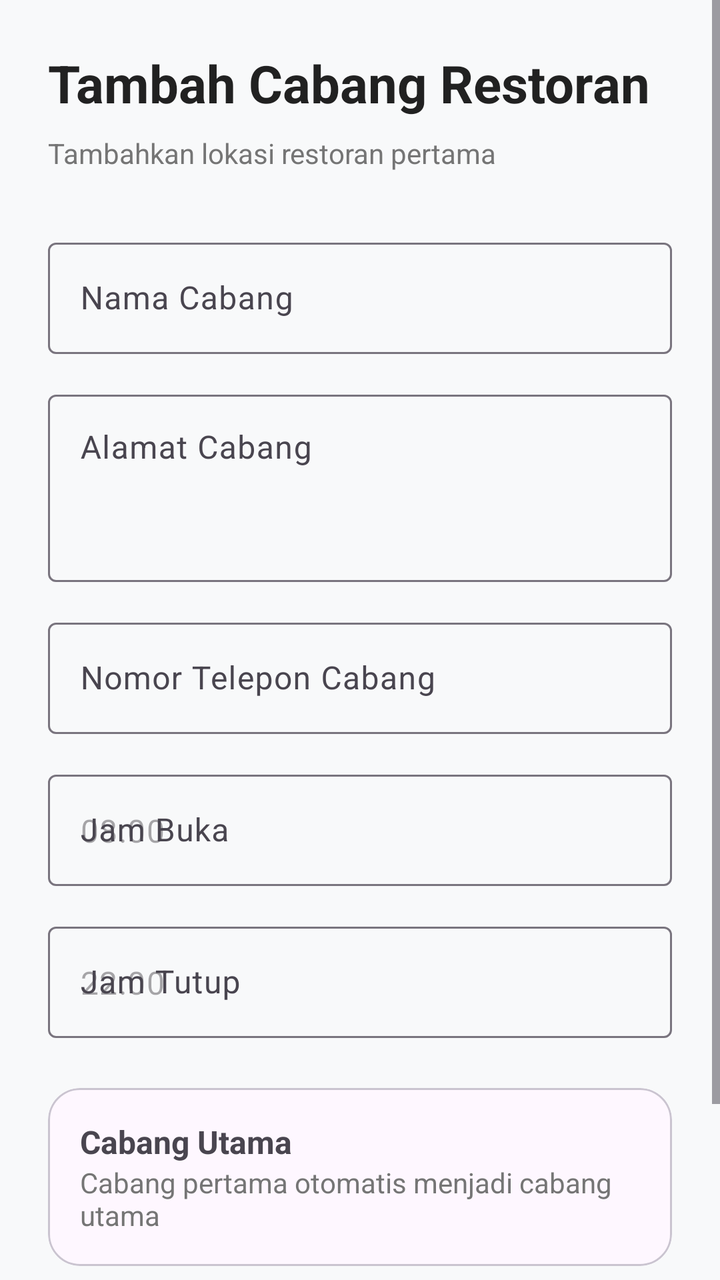
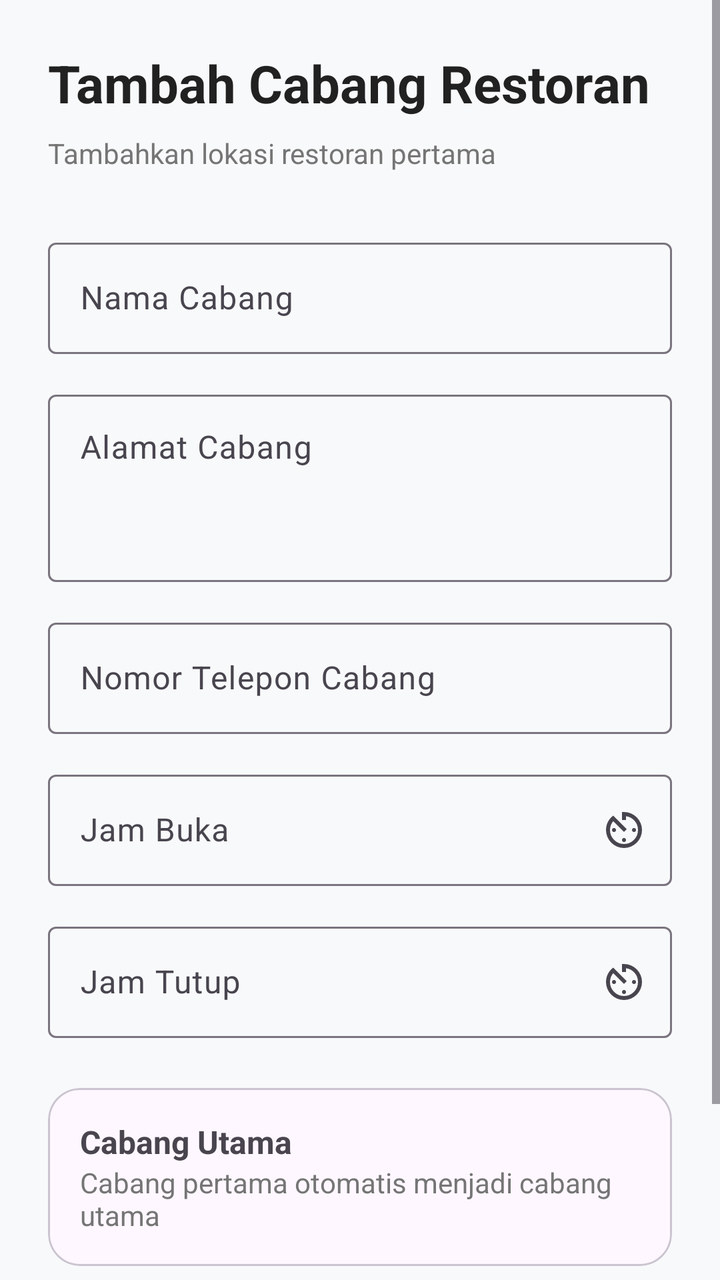

Screens rendered from an Android XML layout before and after an edit, with the pre-edit source and the edit as a unified diff.
<!-- AndroidManifest.xml: application theme Theme.KasirAPP -->
<!-- res/layout/activity_register_branch.xml -->
<?xml version="1.0" encoding="utf-8"?>
<ScrollView
    xmlns:android="http://schemas.android.com/apk/res/android"
    xmlns:app="http://schemas.android.com/apk/res-auto"
    android:layout_width="match_parent"
    android:layout_height="match_parent"
    android:background="@color/background">

    <LinearLayout
        android:layout_width="match_parent"
        android:layout_height="wrap_content"
        android:orientation="vertical"
        android:padding="24dp">

        <TextView
            android:layout_width="wrap_content"
            android:layout_height="wrap_content"
            android:text="Tambah Cabang Restoran"
            android:textSize="26sp"
            android:textStyle="bold"
            android:textColor="@color/black"/>

        <TextView
            android:layout_width="wrap_content"
            android:layout_height="wrap_content"
            android:text="Tambahkan lokasi restoran pertama"
            android:textColor="@color/gray"
            android:layout_marginTop="8dp"/>

        <com.google.android.material.textfield.TextInputLayout
            android:layout_width="match_parent"
            android:layout_height="wrap_content"
            android:layout_marginTop="30dp"
            android:hint="Nama Cabang">

            <com.google.android.material.textfield.TextInputEditText
                android:id="@+id/edtNamaCabang"
                android:layout_width="match_parent"
                android:layout_height="wrap_content"/>

        </com.google.android.material.textfield.TextInputLayout>

        <com.google.android.material.textfield.TextInputLayout
            android:layout_width="match_parent"
            android:layout_height="wrap_content"
            android:layout_marginTop="15dp"
            android:hint="Alamat Cabang">

            <com.google.android.material.textfield.TextInputEditText
                android:id="@+id/edtAlamatCabang"
                android:minLines="3"
                android:gravity="top"
                android:layout_width="match_parent"
                android:layout_height="wrap_content"/>


        </com.google.android.material.textfield.TextInputLayout>

        <com.google.android.material.textfield.TextInputLayout
            android:layout_width="match_parent"
            android:layout_height="wrap_content"
            android:layout_marginTop="15dp"
            android:hint="Nomor Telepon Cabang">

            <com.google.android.material.textfield.TextInputEditText
                android:id="@+id/edtTeleponCabang"
                android:inputType="phone"
                android:layout_width="match_parent"
                android:layout_height="wrap_content"/>
        </com.google.android.material.textfield.TextInputLayout>

        <com.google.android.material.textfield.TextInputLayout
            android:layout_width="match_parent"
            android:layout_height="wrap_content"
            android:layout_marginTop="15dp"
            android:hint="Jam Buka">

            <com.google.android.material.textfield.TextInputEditText
                android:id="@+id/edtJamBuka"
                android:hint="08:00"
                android:layout_width="match_parent"
                android:layout_height="wrap_content"/>

        </com.google.android.material.textfield.TextInputLayout>

        <com.google.android.material.textfield.TextInputLayout
            android:layout_width="match_parent"
            android:layout_height="wrap_content"
            android:layout_marginTop="15dp"
            android:hint="Jam Tutup">

            <com.google.android.material.textfield.TextInputEditText
                android:id="@+id/edtJamTutup"
                android:hint="22:00"
                android:layout_width="match_parent"
                android:layout_height="wrap_content"/>
        </com.google.android.material.textfield.TextInputLayout>

        <com.google.android.material.card.MaterialCardView
            android:layout_width="match_parent"
            android:layout_height="wrap_content"
            android:layout_marginTop="25dp"
            app:cardCornerRadius="16dp">



            <LinearLayout
                android:layout_width="match_parent"
                android:layout_height="wrap_content"
                android:padding="16dp"
                android:orientation="vertical">

                <TextView
                    android:text="Cabang Utama"
                    android:textStyle="bold"
                    android:textSize="16sp"
                    android:layout_width="wrap_content"
                    android:layout_height="wrap_content"/>

                <TextView
                    android:text="Cabang pertama otomatis menjadi cabang utama"
                    android:textColor="@color/gray"
                    android:layout_width="wrap_content"
                    android:layout_height="wrap_content"/>
            </LinearLayout>
        </com.google.android.material.card.MaterialCardView>

        <com.google.android.material.button.MaterialButton
            android:id="@+id/btnSimpan"
            android:layout_width="match_parent"
            android:layout_height="55dp"
            android:layout_marginTop="30dp"
            android:text="BUAT RESTORAN"
            android:textStyle="bold"
            android:backgroundTint="@color/primary"
            app:cornerRadius="16dp"/>
    </LinearLayout>

</ScrollView>
<!-- resources referenced by this layout -->
<resources>
  <color name="background">#F8F9FA</color>
  <color name="black">#212121</color>
  <color name="gray">#757575</color>
  <color name="primary">#FFC107</color>
  <style name="Theme.KasirAPP" parent="Base.Theme.KasirAPP" />
  <style name="Base.Theme.KasirAPP" parent="Theme.Material3.DayNight.NoActionBar">
          
          
      </style>
</resources>

<!-- the commit's change to res/layout/activity_register_branch.xml (unified diff, before → after) -->
@@ -70,39 +70,50 @@
         </com.google.android.material.textfield.TextInputLayout>
 
         <com.google.android.material.textfield.TextInputLayout
+            android:id="@+id/layoutJamBuka"
             android:layout_width="match_parent"
             android:layout_height="wrap_content"
             android:layout_marginTop="15dp"
-            android:hint="Jam Buka">
+            android:hint="Jam Buka"
+            app:endIconMode="custom"
+            app:endIconDrawable="@drawable/ic_access_time">
 
             <com.google.android.material.textfield.TextInputEditText
                 android:id="@+id/edtJamBuka"
-                android:hint="08:00"
                 android:layout_width="match_parent"
-                android:layout_height="wrap_content"/>
+                android:layout_height="wrap_content"
+                android:focusable="false"
+                android:clickable="true"
+                android:inputType="none" />
 
         </com.google.android.material.textfield.TextInputLayout>
 
         <com.google.android.material.textfield.TextInputLayout
+            android:id="@+id/layoutJamTutup"
             android:layout_width="match_parent"
             android:layout_height="wrap_content"
             android:layout_marginTop="15dp"
-            android:hint="Jam Tutup">
+            android:hint="Jam Tutup"
+            app:endIconMode="custom"
+            app:endIconDrawable="@drawable/ic_access_time">
 
             <com.google.android.material.textfield.TextInputEditText
                 android:id="@+id/edtJamTutup"
-                android:hint="22:00"
                 android:layout_width="match_parent"
-                android:layout_height="wrap_content"/>
+                android:layout_height="wrap_content"
+                android:focusable="false"
+                android:clickable="true"
+                android:inputType="none" />
+
         </com.google.android.material.textfield.TextInputLayout>
 
+
         <com.google.android.material.card.MaterialCardView
+            android:id="@+id/cardCabangUtama"
             android:layout_width="match_parent"
             android:layout_height="wrap_content"
             android:layout_marginTop="25dp"
             app:cardCornerRadius="16dp">
-
-
 
             <LinearLayout
                 android:layout_width="match_parent"
@@ -111,20 +122,21 @@
                 android:orientation="vertical">
 
                 <TextView
+                    android:layout_width="wrap_content"
+                    android:layout_height="wrap_content"
                     android:text="Cabang Utama"
                     android:textStyle="bold"
-                    android:textSize="16sp"
-                    android:layout_width="wrap_content"
-                    android:layout_height="wrap_content"/>
+                    android:textSize="16sp"/>
 
                 <TextView
+                    android:layout_width="wrap_content"
+                    android:layout_height="wrap_content"
                     android:text="Cabang pertama otomatis menjadi cabang utama"
-                    android:textColor="@color/gray"
-                    android:layout_width="wrap_content"
-                    android:layout_height="wrap_content"/>
+                    android:textColor="@color/gray"/>
+
             </LinearLayout>
+
         </com.google.android.material.card.MaterialCardView>
-
         <com.google.android.material.button.MaterialButton
             android:id="@+id/btnSimpan"
             android:layout_width="match_parent"
<!-- resource entries referenced after the edit -->
@@ -4,6 +4,12 @@
   <color name="black">#212121</color>
   <color name="gray">#757575</color>
   <color name="primary">#FFC107</color>
+  <!-- drawable ic_access_time (drawable) -->
+  <vector xmlns:android="http://schemas.android.com/apk/res/android" android:height="24dp" android:tint="#000000" android:viewportHeight="960" android:viewportWidth="960" android:width="24dp">
+        
+      <path android:fillColor="@android:color/white" android:pathData="M340.5,811.5Q275,783 226,734Q177,685 148.5,619.5Q120,554 120,480Q120,436 130,394.5Q140,353 159,316.5Q178,280 204.5,248.5Q231,217 264,192L536,464L480,520L264,304Q234,340 217,384.5Q200,429 200,480Q200,596 282,678Q364,760 480,760Q596,760 678,678Q760,596 760,480Q760,373 691.5,295.5Q623,218 520,204L520,280L440,280L440,120Q450,120 460,120Q470,120 480,120Q554,120 619.5,148.5Q685,177 734,226Q783,275 811.5,340.5Q840,406 840,480Q840,554 811.5,619.5Q783,685 734,734Q685,783 619.5,811.5Q554,840 480,840Q406,840 340.5,811.5ZM251.5,508.5Q240,497 240,480Q240,463 251.5,451.5Q263,440 280,440Q297,440 308.5,451.5Q320,463 320,480Q320,497 308.5,508.5Q297,520 280,520Q263,520 251.5,508.5ZM451.5,708.5Q440,697 440,680Q440,663 451.5,651.5Q463,640 480,640Q497,640 508.5,651.5Q520,663 520,680Q520,697 508.5,708.5Q497,720 480,720Q463,720 451.5,708.5ZM651.5,508.5Q640,497 640,480Q640,463 651.5,451.5Q663,440 680,440Q697,440 708.5,451.5Q720,463 720,480Q720,497 708.5,508.5Q697,520 680,520Q663,520 651.5,508.5Z"/>
+      
+  </vector>
   <style name="Theme.KasirAPP" parent="Base.Theme.KasirAPP" />
   <style name="Base.Theme.KasirAPP" parent="Theme.Material3.DayNight.NoActionBar">
           
